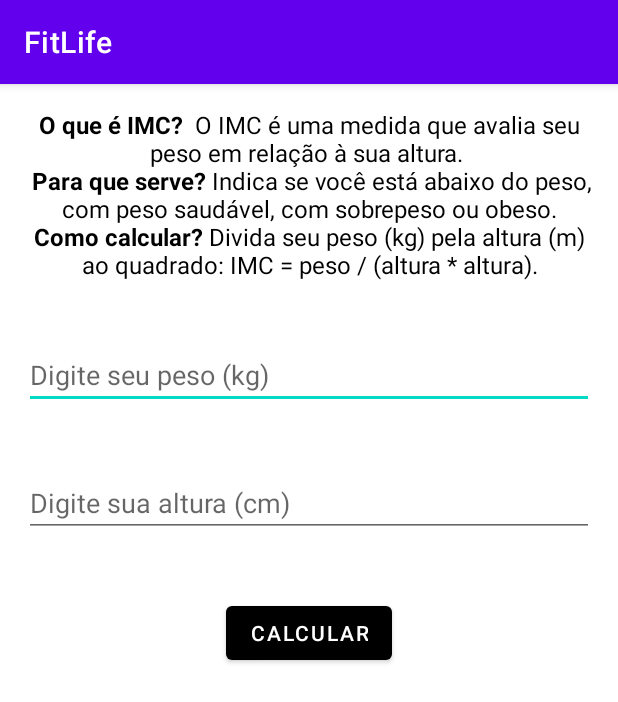
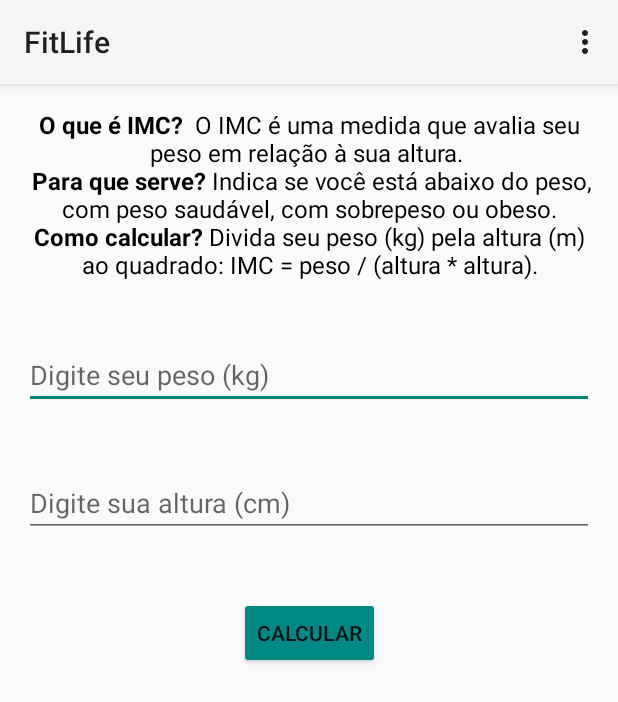
Before and after one commit to tfreitasf/FitLife, an Android app: the BmiActivity screen opened directly, with no data from a screen before it, on a phone screen of 412 x 824 dp. Shown: the top 702 px of the screen. Run offline under Robolectric (Android 15) with nearby library versions, the phone set to English and light mode, and no system bars.

Commit message:
# Style & Feat: Realizei várias melhorias no código: - Refatorei o nome da variável 'data' para 'bmiList' para melhorar a clareza do código. - Criei um estilo 'AppTheme' para manter um tema claro em todo o aplicativo e atualizei o tema no AndroidManifest. - Implementei um menu de opções em BmiActivity para acesso ao histórico de IMC. - Em BmiActivity, implementei uma função privada 'openBmiHistory()' para abrir a tela de histórico de IMC.

```diff
--- a/app/src/main/AndroidManifest.xml
+++ b/app/src/main/AndroidManifest.xml
@@ -11,7 +11,7 @@
         android:label="@string/app_name"
         android:roundIcon="@mipmap/ic_launcher_round"
         android:supportsRtl="true"
-        android:theme="@style/Theme.FitLife"
+        android:theme="@style/AppTheme"
         tools:targetApi="31">
         <activity android:name=".BmiHistoryActivity"
             android:exported="false"/>
--- a/app/src/main/java/br/com/povengenharia/fitlife/BmiActivity.kt
+++ b/app/src/main/java/br/com/povengenharia/fitlife/BmiActivity.kt
@@ -3,6 +3,8 @@ package br.com.povengenharia.fitlife
 import android.content.Context
 import android.content.Intent
 import android.os.Bundle
+import android.view.Menu
+import android.view.MenuItem
 import android.view.inputmethod.InputMethodManager
 import android.widget.Button
 import android.widget.EditText
@@ -57,9 +59,8 @@ class BmiActivity : AppCompatActivity() {
                         dao.insert(Calc(type = "imc", res = bmiResult))
 
                         runOnUiThread {
-                            val intent = Intent(this@BmiActivity, BmiHistoryActivity::class.java)
-                            intent.putExtra("type", "imc")
-                            startActivity(intent)
+                            openBmiHistory()
+
                         }
 
 
@@ -77,6 +78,26 @@ class BmiActivity : AppCompatActivity() {
 
 
     }
+
+    override fun onCreateOptionsMenu(menu: Menu?): Boolean {
+        menuInflater.inflate(R.menu.menu, menu)
+        return true
+    }
+
+    override fun onOptionsItemSelected(item: MenuItem): Boolean {
+        if (item.itemId == R.id.menu_search) {
+            openBmiHistory()
+
+        }
+        return super.onOptionsItemSelected(item)
+    }
+
+    private fun openBmiHistory() {
+        val intent = Intent(this@BmiActivity, BmiHistoryActivity::class.java)
+        intent.putExtra("type", "imc")
+        startActivity(intent)
+    }
+
 
     @StringRes
     private fun bmiResponde(imc: Double): Int {
--- /dev/null
+++ b/app/src/main/res/menu/menu.xml
@@ -0,0 +1,9 @@
+<?xml version="1.0" encoding="utf-8"?>
+<menu xmlns:android="http://schemas.android.com/apk/res/android"
+    xmlns:app="http://schemas.android.com/apk/res-auto">
+
+    <item
+        android:id="@+id/menu_search"
+        android:title="@string/search" />
+
+</menu>
--- a/app/src/main/res/values/strings.xml
+++ b/app/src/main/res/values/strings.xml
@@ -20,4 +20,5 @@
 
     <string name="imc_response">Seu IMC é: %1$.2f</string>
     <string name="saved">Registro salvo com sucesso</string>
+    <string name="search">Buscar\n</string>
 </resources>
--- a/app/src/main/res/values/styles.xml
+++ b/app/src/main/res/values/styles.xml
@@ -10,7 +10,11 @@
     <style name="ButtonForm">
         <item name="android:layout_width">wrap_content</item>
         <item name="android:layout_height">wrap_content</item>
-        <item name="backgroundTint">@color/black</item>
+        <item name="backgroundTint">@color/teal_700</item>
+    </style>
+
+    <style name="AppTheme" parent="Theme.AppCompat.Light">
+
     </style>
 
 </resources>
```
Also changed, not shown: app/src/main/java/br/com/povengenharia/fitlife/BmiHistoryActivity.kt (+5 -3 lines).
